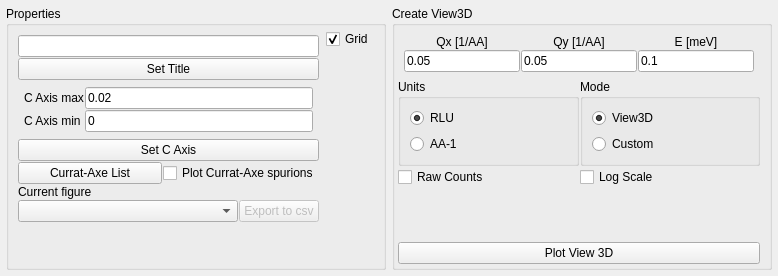
The window that src/main/resources/base/Views/View3D.ui (MJOLNIRPackage/MJOLNIR-GUI) describes before a commit, drawn with Qt 5.
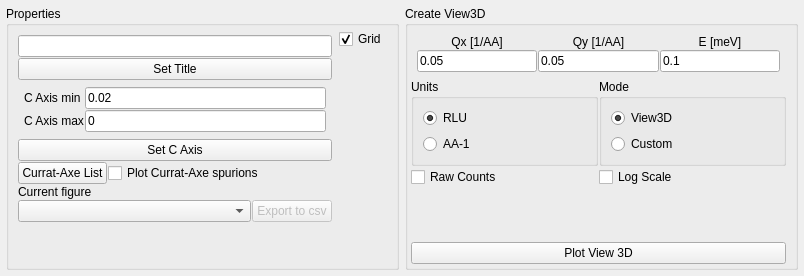
The same window after the commit.

Commit message: Posible fix for mac stretching

```diff
--- a/src/main/resources/base/Views/View3D.ui
+++ b/src/main/resources/base/Views/View3D.ui
@@ -6,7 +6,7 @@
    <rect>
     <x>0</x>
     <y>0</y>
-    <width>778</width>
+    <width>804</width>
     <height>276</height>
    </rect>
   </property>
@@ -43,7 +43,7 @@
      <property name="title">
       <string>Properties</string>
      </property>
-     <layout class="QHBoxLayout" name="horizontalLayout_4">
+     <layout class="QHBoxLayout" name="horizontalLayout_4" stretch="1,0">
       <property name="spacing">
        <number>1</number>
       </property>
@@ -57,7 +57,7 @@
        <number>3</number>
       </property>
       <item>
-       <layout class="QVBoxLayout" name="verticalLayout_6">
+       <layout class="QVBoxLayout" name="verticalLayout_6" stretch="0,0,0,0,0,0,0,1">
         <property name="leftMargin">
          <number>6</number>
         </property>
@@ -96,7 +96,7 @@
         <item>
          <layout class="QHBoxLayout" name="horizontalLayout_2">
           <item>
-           <layout class="QGridLayout" name="gridLayout_2">
+           <layout class="QGridLayout" name="gridLayout_2" columnstretch="0,0,1,0">
             <property name="leftMargin">
              <number>6</number>
             </property>
@@ -109,20 +109,7 @@
             <property name="bottomMargin">
              <number>6</number>
             </property>
-            <item row="2" column="0">
-             <widget class="QLabel" name="label_7">
-              <property name="toolTip">
-               <string>Set color scale axis of current figure</string>
-              </property>
-              <property name="statusTip">
-               <string>Set color scale axis of current figure</string>
-              </property>
-              <property name="text">
-               <string>C Axis max</string>
-              </property>
-             </widget>
-            </item>
-            <item row="3" column="0">
+            <item row="0" column="0">
              <widget class="QLabel" name="label_6">
               <property name="toolTip">
                <string>Set color scale axis of current figure</string>
@@ -135,7 +122,7 @@
               </property>
              </widget>
             </item>
-            <item row="3" column="2">
+            <item row="1" column="2">
              <widget class="QLineEdit" name="View3D_CAxisMin_lineEdit">
               <property name="toolTip">
                <string>Set color scale axis of current figure</string>
@@ -148,7 +135,20 @@
               </property>
              </widget>
             </item>
-            <item row="2" column="2">
+            <item row="1" column="0">
+             <widget class="QLabel" name="label_7">
+              <property name="toolTip">
+               <string>Set color scale axis of current figure</string>
+              </property>
+              <property name="statusTip">
+               <string>Set color scale axis of current figure</string>
+              </property>
+              <property name="text">
+               <string>C Axis max</string>
+              </property>
+             </widget>
+            </item>
+            <item row="0" column="2">
              <widget class="QLineEdit" name="View3D_CAxisMax_lineEdit">
               <property name="toolTip">
                <string>Set color scale axis of current figure</string>
@@ -179,7 +179,7 @@
          </widget>
         </item>
         <item>
-         <layout class="QHBoxLayout" name="horizontalLayout_3">
+         <layout class="QHBoxLayout" name="horizontalLayout_3" stretch="0,1">
           <item>
            <widget class="QPushButton" name="View3D_CurratAxe_button">
             <property name="statusTip">
```
Left out of the diff: 2 changed lines with no effect on the pictures.
